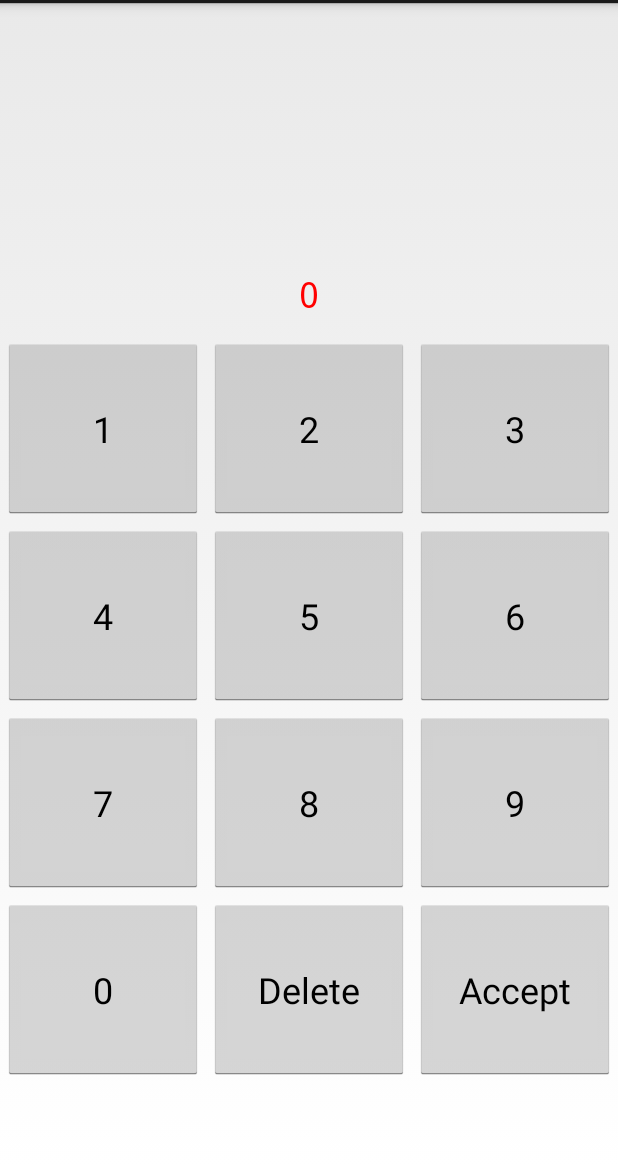
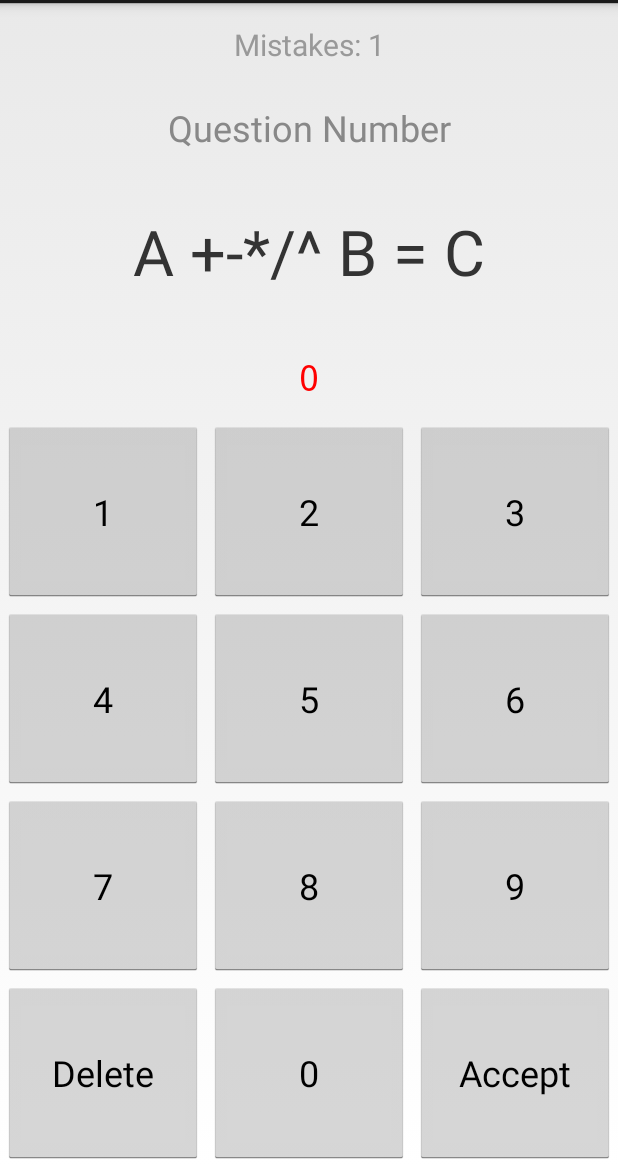
Before and after one commit to RedSponge/AndroidSchoolExercises, an Android app: the MathChallengeActivity screen opened directly, with no data from a screen before it, after a tap on "Accept", on a phone screen of 412 x 824 dp, the part 69-1236 px from its top. Run offline under Robolectric (Android 15) with nearby library versions, the phone set to English and light mode, and no system bars; 1 statement that could not run was skipped.

Commit message:
Add Mistake count and answer shake

```diff
--- a/app/src/main/java/com/redsponge/coolapp/projects/MathChallengeActivity.java
+++ b/app/src/main/java/com/redsponge/coolapp/projects/MathChallengeActivity.java
@@ -5,6 +5,8 @@ import android.content.DialogInterface;
 import android.graphics.Color;
 import android.os.Bundle;
 import android.view.View;
+import android.view.animation.Animation;
+import android.view.animation.AnimationUtils;
 import android.widget.Button;
 import android.widget.TextView;
 
@@ -25,6 +27,8 @@ public class MathChallengeActivity extends Activity {
     private TextView tvQuestionNumberDisplay;
     private TextView tvQuestion;
     private TextView tvAnswerDisplay;
+    private TextView tvNumMistakes;
+
     private int numberGuess;
 
     private Operator question;
@@ -34,6 +38,10 @@ public class MathChallengeActivity extends Activity {
 
     private int questionNum;
     private int numQuestions;
+
+    private int numMistakes;
+
+    private Animation animShake;
 
     @Override
     protected void onCreate(Bundle savedInstanceState) {
@@ -59,10 +67,17 @@ public class MathChallengeActivity extends Activity {
         tvQuestionNumberDisplay = findViewById(R.id.tvQuestionNumberDisplay);
         tvQuestion = findViewById(R.id.tvQuestion);
         tvAnswerDisplay = findViewById(R.id.tvAnswerDisplay);
+        tvNumMistakes = findViewById(R.id.tvNumMistakes);
+
+        animShake = AnimationUtils.loadAnimation(this, R.anim.shake);
+
         numberGuess = 0;
+        numMistakes = 0;
 
         operandA = new Operand(0);
         operandB = new Operand(0);
+
+        tvNumMistakes.setText(String.format(getString(R.string.math_challenge_num_mistakes), numMistakes));
 
         AlertUtils.showNumberPrompt(this, "How Many Questions?", (v) -> {
             numQuestions = v;
@@ -71,7 +86,6 @@ public class MathChallengeActivity extends Activity {
             updateCurrentQuestionDisplay();
         }, 10, 3);
         questionNum = 1;
-
     }
 
     private void setupDigitButtons() {
@@ -119,7 +133,7 @@ public class MathChallengeActivity extends Activity {
             generateQuestion();
             deleteGuess(null);
         } else {
-            tvAnswerDisplay.setTextColor(Color.RED);
+            didMistake();
         }
     }
 
@@ -147,4 +161,12 @@ public class MathChallengeActivity extends Activity {
 
         tvQuestion.setText(String.format(Locale.UK, "%s = ?", question.getRepresentation(operandA, operandB)));
     }
+
+    public void didMistake() {
+        numMistakes++;
+        tvNumMistakes.setText(String.format(getString(R.string.math_challenge_num_mistakes), numMistakes));
+        tvAnswerDisplay.setTextColor(Color.RED);
+        tvAnswerDisplay.startAnimation(animShake);
+
+    }
 }
--- a/app/src/main/java/com/redsponge/coolapp/projects/math/Operator.java
+++ b/app/src/main/java/com/redsponge/coolapp/projects/math/Operator.java
@@ -34,8 +34,7 @@ public class Operator {
         public static final Operator DIV = new Operator("/", new OperationAdapter() {
             @Override
             public void prepare(Operand a, Operand b) {
-                if(b.getVal() > a.getVal()) Operand.swap(a, b);
-                a.setVal((a.getVal() / b.getVal()) * b.getVal());
+                a.setVal((a.getVal() * b.getVal()));
             }
 
             @Override
--- /dev/null
+++ b/app/src/main/res/anim/shake.xml
@@ -0,0 +1,19 @@
+<?xml version="1.0" encoding="utf-8"?>
+<set xmlns:android="http://schemas.android.com/apk/res/android">
+    <rotate
+        android:duration="30"
+        android:fromDegrees="-5"
+        android:pivotX="50%"
+        android:pivotY="50%"
+        android:repeatCount="5"
+        android:repeatMode="reverse"
+        android:interpolator="@android:anim/linear_interpolator"
+        android:toDegrees="5" />
+    <translate
+        android:fromXDelta="-10"
+        android:toXDelta="10"
+        android:repeatCount="5"
+        android:repeatMode="reverse"
+        android:interpolator="@android:anim/linear_interpolator"
+        android:duration="30" />
+</set>
--- a/app/src/main/res/layout/activity_math_challenge.xml
+++ b/app/src/main/res/layout/activity_math_challenge.xml
@@ -5,16 +5,27 @@
     android:weightSum="14">
 
     <TextView
+        android:id="@+id/tvNumMistakes"
+        android:layout_width="match_parent"
+        android:text="@string/math_challenge_num_mistakes"
+        android:gravity="center"
+        android:textSize="20sp"
+        android:textColor="#FF999999"
+        android:layout_height="0dp" android:layout_weight="1" />
+
+    <TextView
         android:id="@+id/tvQuestionNumberDisplay"
         android:layout_width="match_parent"
         android:layout_height="0dp" android:layout_weight="1"
-        android:text="" android:gravity="center" android:textSize="24sp" android:textColor="#FF888888"/>
+        android:text="Question Number" android:gravity="center"
+        android:textSize="24sp" android:textColor="#FF888888"
+        />
 
     <TextView
         android:id="@+id/tvQuestion"
         android:layout_width="match_parent"
         android:layout_height="0dp" android:layout_weight="2"
-        android:text="" android:gravity="center"
+        android:text="A +-*/^ B = C" android:gravity="center"
         android:textSize="42sp" android:textColor="#333333"/>
 
     <TextView
@@ -43,8 +54,8 @@
             <Button android:id="@+id/buttonNine" style="@style/MathChallengeDigit"/>
         </TableRow>
         <TableRow android:layout_weight="1">
+            <Button android:id="@+id/buttonDelete" style="@style/MathChallengeDigit" android:text="Delete" android:onClick="deleteGuess"/>
             <Button android:id="@+id/buttonZero" style="@style/MathChallengeDigit"/>
-            <Button android:id="@+id/buttonDelete" style="@style/MathChallengeDigit" android:text="Delete" android:onClick="deleteGuess"/>
             <Button android:id="@+id/buttonTry" style="@style/MathChallengeDigit" android:text="Accept" android:onClick="tryGuess"/>
         </TableRow>
     </TableLayout>
--- a/app/src/main/res/values/strings.xml
+++ b/app/src/main/res/values/strings.xml
@@ -1,4 +1,5 @@
 <resources>
     <string name="app_name">CoolApp</string>
     <string name="math_challenge_current_question">%d out of %d</string>
+    <string name="math_challenge_num_mistakes">Mistakes: %d</string>
 </resources>
```
